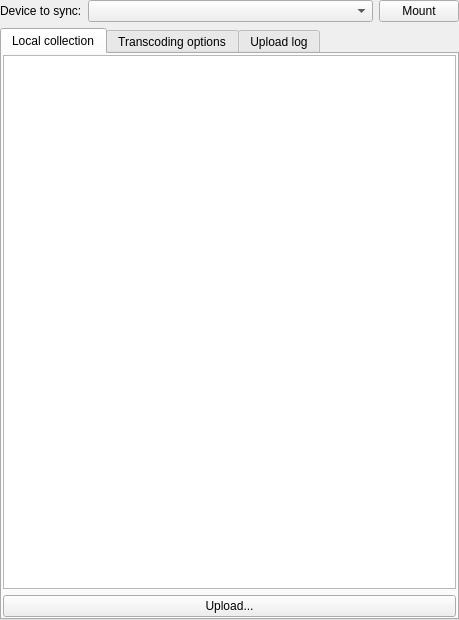
Old version of the form src/plugins/lmp/devicesbrowserwidget.ui in the repository 0xd34df00d/leechcraft.
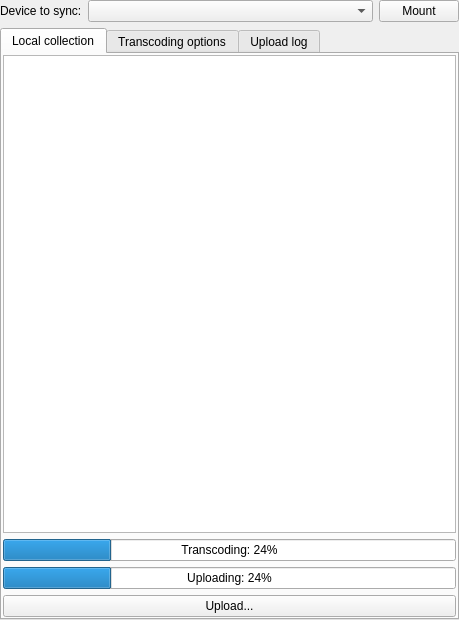
New version of the form. Custom widgets are drawn as their Qt base class.

Commit message: LMP: show transcoding progress.

The edit to the form file:
```diff
--- a/src/plugins/lmp/devicesbrowserwidget.ui
+++ b/src/plugins/lmp/devicesbrowserwidget.ui
@@ -61,6 +61,26 @@
        <item>
         <widget class="QTreeView" name="OurCollection_"/>
        </item>
+       <item>
+        <widget class="QProgressBar" name="TSProgress_">
+         <property name="value">
+          <number>24</number>
+         </property>
+         <property name="format">
+          <string>Transcoding: %p%</string>
+         </property>
+        </widget>
+       </item>
+       <item>
+        <widget class="QProgressBar" name="UploadProgress_">
+         <property name="value">
+          <number>24</number>
+         </property>
+         <property name="format">
+          <string>Uploading: %p%</string>
+         </property>
+        </widget>
+       </item>
        <item>
         <widget class="QPushButton" name="UploadButton_">
          <property name="text">
```
The commit also changes 2 other files.
